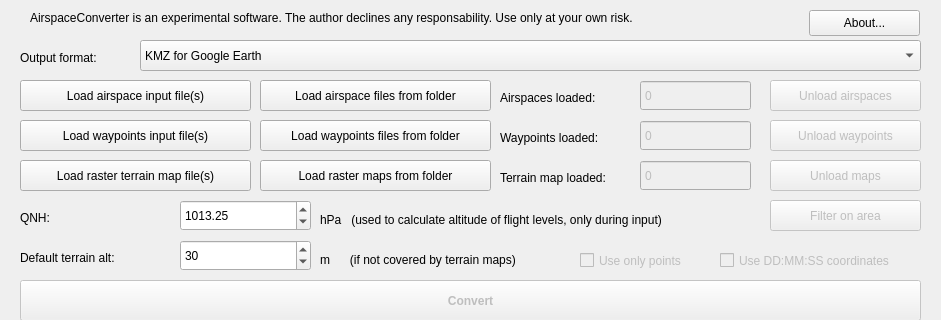
Old version of the form AirspaceConverterQt/mainwindow.ui in the repository alus-it/AirspaceConverter; both pictures show x 0 to 941 and y 0 to 320 of the 941 by 631 pixel window.
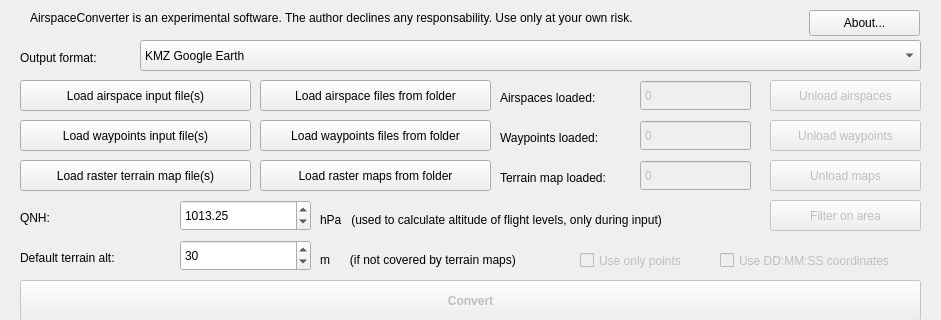
New version of the form. Icons and pictures are not drawn.

Commit message: Adapted Qt interface to use SeeYou output

The edit to the form file:
```diff
--- a/AirspaceConverterQt/mainwindow.ui
+++ b/AirspaceConverterQt/mainwindow.ui
@@ -116,7 +116,7 @@
     </property>
     <item>
      <property name="text">
-      <string>KMZ for Google Earth</string>
+      <string>KMZ Google Earth</string>
      </property>
     </item>
     <item>
```
Left out of the diff: 7 changed lines with no effect on the pictures. The commit also changes 2 other files.
